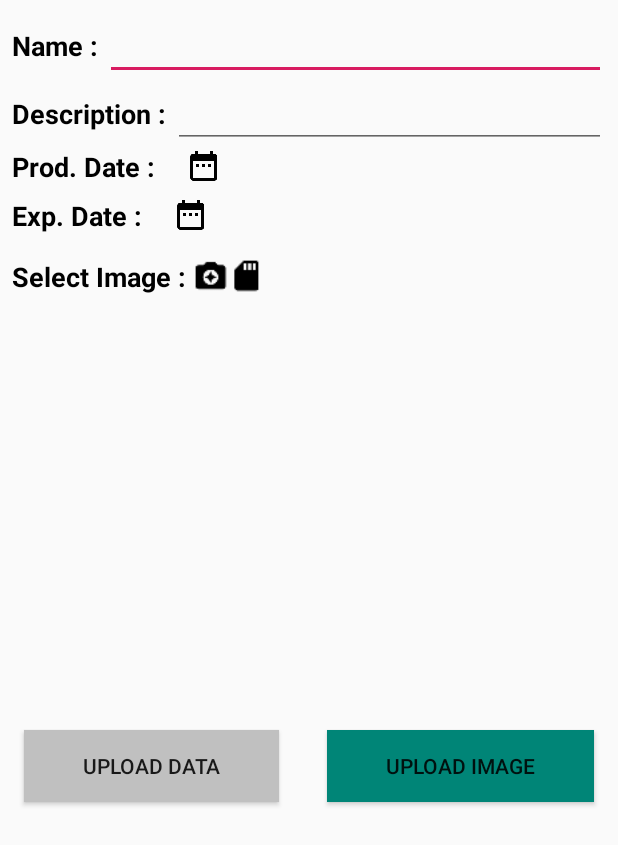
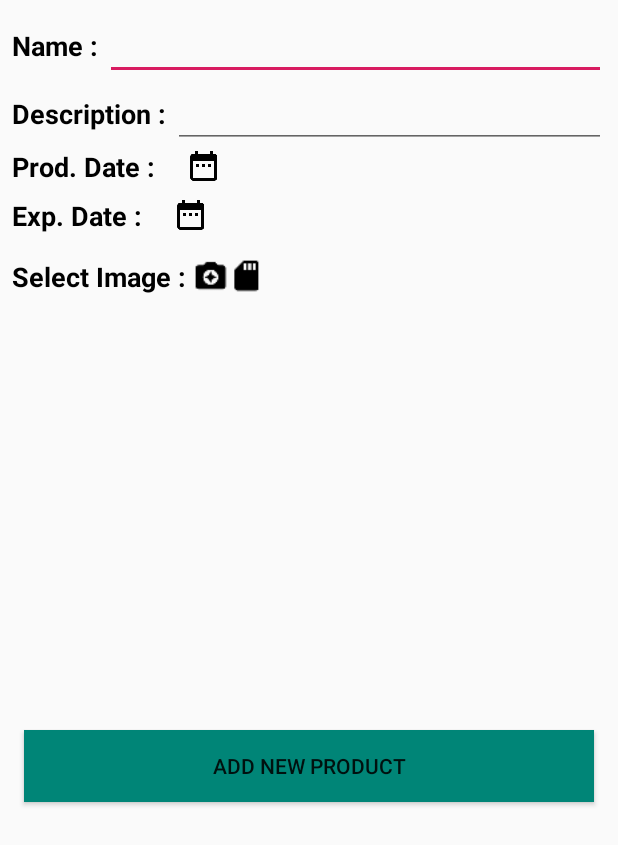
Before and after one commit to Jamal-Alkelani/Android-Store-App, an Android app: the screen it shows after launch (AddProduct), after a tap on "Add Product", on a phone screen of 412 x 824 dp. Shown: the top 845 px of the screen. Run offline under Robolectric (Android 15) with nearby library versions, the phone set to English and light mode, and no system bars; pictures from the network do not load.

Commit message:
new commit

```diff
--- a/app/build.gradle
+++ b/app/build.gradle
@@ -34,4 +34,6 @@ dependencies {
     //my imports
     implementation 'com.github.ybq:Android-SpinKit:1.2.0'
     implementation 'com.android.support:design:28.0.0'
+    implementation 'com.github.bumptech.glide:glide:4.9.0'
+    annotationProcessor 'com.github.bumptech.glide:compiler:4.9.0'
 }
--- a/app/src/main/java/com/example/mobile_homework/AddProduct.java
+++ b/app/src/main/java/com/example/mobile_homework/AddProduct.java
@@ -3,6 +3,7 @@ package com.example.mobile_homework;
 import android.app.DatePickerDialog;
 import android.content.Intent;
 import android.graphics.Bitmap;
+import android.graphics.drawable.BitmapDrawable;
 import android.net.Uri;
 import android.os.Build;
 import android.provider.MediaStore;
@@ -10,21 +11,26 @@ import android.support.v7.app.AppCompatActivity;
 import android.os.Bundle;
 import android.util.Log;
 import android.view.View;
-import android.widget.DatePicker;
-import android.widget.ImageView;
-import android.widget.TextView;
-import android.widget.Toast;
+import android.widget.*;
+import com.example.mobile_homework.utilities.NetworkHandler;
 
 public class AddProduct extends AppCompatActivity {
 
     ImageView previewImage;
     private boolean canEdit=true;
+    EditText name,desc;
+    TextView PDate,EDate;
+    RelativeLayout process_action;
     @Override
     protected void onCreate(Bundle savedInstanceState) {
         super.onCreate(savedInstanceState);
         setContentView(R.layout.activity_add_product);
 
-
+        name=findViewById(R.id.et_name_details);
+        desc=findViewById(R.id.et_description_details);
+        PDate=findViewById(R.id.dp_prodDate_details);
+        EDate=findViewById(R.id.dp_expDate_details);
+        process_action=findViewById(R.id.process_action);
 
         findViewById(R.id.iv_expDatePicker_details).setOnClickListener(new View.OnClickListener() {
             @Override
@@ -56,6 +62,35 @@ public class AddProduct extends AppCompatActivity {
                 pickImage();
             }
         });
+
+        findViewById(R.id.btn_uploadData_addProduct).setOnClickListener(new View.OnClickListener() {
+            @Override
+            public void onClick(View view) {
+                String []photo=new String[2];
+                photo[0]="some NAmes";
+                Product product=new Product("-1",name.getText().toString(),desc.getText().toString(),
+                        PDate.getText().toString(),EDate.getText().toString(),photo);
+                previewImage.invalidate();
+                BitmapDrawable drawable = (BitmapDrawable) previewImage.getDrawable();
+                Bitmap bitmap = drawable.getBitmap();
+                product.setImage(bitmap);
+
+
+
+                NetworkHandler networkHandler=new NetworkHandler(getApplicationContext());
+                networkHandler.addProduct(product);
+                process_action.setVisibility(View.VISIBLE);
+            }
+        });
+
+//        findViewById(R.id.btn_uploadImage_addProduct).setOnClickListener(new View.OnClickListener() {
+//            @Override
+//            public void onClick(View view) {
+//
+////                NetworkHandler networkHandler=new NetworkHandler();
+////                networkHandler.UploadImage(product);
+//            }
+//        });
     }
 
     public void pickImage() {
--- a/app/src/main/java/com/example/mobile_homework/MainActivity.java
+++ b/app/src/main/java/com/example/mobile_homework/MainActivity.java
@@ -1,50 +1,91 @@
 package com.example.mobile_homework;
 
+import android.content.Context;
 import android.content.Intent;
+import android.graphics.Bitmap;
+
 import android.support.v7.app.AppCompatActivity;
 import android.os.Bundle;
-import android.view.Menu;
-import android.view.MenuInflater;
-import android.view.MenuItem;
-import android.view.View;
+import android.view.*;
 import android.widget.AdapterView;
+import android.widget.LinearLayout;
 import android.widget.ListView;
 import android.support.v7.widget.Toolbar;
 import com.example.mobile_homework.Adapters.ProductListAdapter;
 import com.example.mobile_homework.utilities.NetworkHandler;
-import com.github.ybq.android.spinkit.SpinKitView;
 
-import java.util.ArrayList;
+import java.io.ByteArrayOutputStream;
 import java.util.List;
 
-class MainActivity extends AppCompatActivity {
+public class MainActivity extends AppCompatActivity {
 
-    private ListView lv_products;
-    private SpinKitView spinKit;
+    static ListView lv_products;
+    static LinearLayout spinKit;
+    public static ProductListAdapter adapter;
+    Context mContext;
+
+
+
     @Override
     public void onCreate(Bundle savedInstanceState) {
         super.onCreate(savedInstanceState);
         setContentView(R.layout.activity_main);
-        lv_products=findViewById(R.id.lv_products);
-        spinKit=findViewById(R.id.spin_kit);
+        mContext = this;
 
-        ProductListAdapter adapter=new ProductListAdapter(this,generateFakeData());
+        lv_products = findViewById(R.id.lv_products);
+        spinKit = findViewById(R.id.spin_kit);
+
+        adapter = new ProductListAdapter(this, null);
         lv_products.setAdapter(adapter);
 
-        Toolbar toolbar=findViewById(R.id.tool_bar);
+        Toolbar toolbar = findViewById(R.id.tool_bar);
+        toolbar.setTitle("Pal Shop");
         setSupportActionBar(toolbar);
-        spinKit.setVisibility(View.GONE);
-        lv_products.setVisibility(View.VISIBLE);
 
         lv_products.setOnItemClickListener(new AdapterView.OnItemClickListener() {
             @Override
             public void onItemClick(AdapterView<?> adapterView, View view, int i, long l) {
-                startActivity(new Intent(getApplicationContext(),Details.class));
+                Intent intent=new Intent(getApplicationContext(), Details.class);
+                Product product=adapter.getData(i);
+                intent.putExtra(Details.NAME,product.getName());
+                intent.putExtra(Details.DESCRIPTION,product.getName());
+                intent.putExtra(Details.PDATE,product.getProduction_date());
+                intent.putExtra(Details.EDATE,product.getExpiration_date());
+                intent.putExtra(Details.PID,product.getId());
+                intent.putExtra(Details.IMAGE,product.getPhoto()[1]);
+//                ByteArrayOutputStream stream = new ByteArrayOutputStream();
+//                adapter.getData(i).getImage().compress(Bitmap.CompressFormat.PNG, 100, stream);
+//                byte[] byteArray = stream.toByteArray();
+//                intent.putExtra(Details.IMAGE,byteArray);
+                startActivity(intent);
             }
         });
 
-        NetworkHandler networkHandler=new NetworkHandler();
+
+        NetworkHandler networkHandler = new NetworkHandler(mContext);
         networkHandler.loadData();
+
+
+    }
+
+    @Override
+    protected void onResume() {
+        super.onResume();
+        lv_products.setVisibility(View.GONE);
+        spinKit.setVisibility(View.VISIBLE);
+        NetworkHandler networkHandler = new NetworkHandler(this);
+        networkHandler.loadData();
+    }
+
+    public static void setAdapter(List<Product> data) {
+        if (data.size()==0){
+
+        }else{
+            adapter.setData(data);
+            adapter.notifyDataSetChanged();
+            lv_products.setVisibility(View.VISIBLE);
+            spinKit.setVisibility(View.GONE);
+        }
 
     }
 
@@ -59,29 +100,14 @@ class MainActivity extends AppCompatActivity {
 
     @Override
     public boolean onOptionsItemSelected(MenuItem item) {
-        if(item.getItemId()==R.id.mi_addProduct){
-            startActivity(new Intent(this,AddProduct.class));
+        if (item.getItemId() == R.id.mi_addProduct) {
+            startActivity(new Intent(this, AddProduct.class));
         }
         return true;
 
 
     }
 
-    List<Product> generateFakeData(){
-        ArrayList<Product> fakeData=new ArrayList<Product>();
-        String x[]=new String[2];
-        x[0]="asd";
-        x[1]="asd";
-        for (int i=0;i<15;i++){
-            Product product=new Product("123","Laptop","The Ultimate new brand of Lenovo Gaming Laptop" +
-                    "With the latest features","5-5-2017","none",new String[2]);
-            fakeData.add(product);
-        }
 
-        return fakeData;
-    }
 
-    boolean loadData(){
-        return false;
-    }
 }
--- a/app/src/main/java/com/example/mobile_homework/utilities/JSONHandler.java
+++ b/app/src/main/java/com/example/mobile_homework/utilities/JSONHandler.java
@@ -1,4 +1,54 @@
 package com.example.mobile_homework.utilities;
 
+import android.util.Log;
+import com.example.mobile_homework.Product;
+import org.json.JSONArray;
+import org.json.JSONException;
+import org.json.JSONObject;
+
+import java.util.ArrayList;
+import java.util.List;
+
 public class JSONHandler {
+
+    final String DATA="data";
+    final String STATUS_MSG="Products uploadedb successfully";
+    public List<Product> convertJSONToProductObject(String jsonString){
+        List<Product> list=new ArrayList<>();
+        boolean status=false;
+        try {
+            JSONObject jsonObject = new JSONObject(jsonString);
+            JSONArray data=jsonObject.getJSONArray(DATA);
+            for(int i = 0; i < data.length(); i++){
+                JSONObject productRecord = data.getJSONObject(i);
+
+                if (i==data.length()-1){
+                    if(productRecord.get("status").equals(STATUS_MSG)){
+                        status=true;
+                        break;
+                    }
+                }
+
+                String PID=productRecord.get("PID").toString();
+                String name=productRecord.get("name").toString();
+                String desc=productRecord.get("description").toString();
+                String production_date=productRecord.get("production_date").toString();
+                String expiration_date=productRecord.get("expiration_date").toString();
+                String image_name=productRecord.get("image_name").toString();
+                String location="https://sbda.000webhostapp.com/Mobile_HW_ServerSide/images/"+productRecord.get("location").toString()+".png";
+
+                String photo[]=new String[2];
+                photo[0]=image_name;
+                photo[1]=location;
+                Product product=new Product(PID,name,desc,production_date,expiration_date,photo);
+                list.add(product);
+            }
+
+        } catch (JSONException e) {
+            e.printStackTrace();
+        }
+
+
+        return list;
+    }
 }
--- a/app/src/main/java/com/example/mobile_homework/utilities/NetworkHandler.java
+++ b/app/src/main/java/com/example/mobile_homework/utilities/NetworkHandler.java
@@ -1,27 +1,41 @@
 package com.example.mobile_homework.utilities;
 
+import android.content.Context;
+import android.content.Intent;
+import android.graphics.Bitmap;
 import android.os.AsyncTask;
 import android.util.Log;
-import android.widget.Toast;
+import android.view.View;
+import com.example.mobile_homework.Details;
+import com.example.mobile_homework.MainActivity;
 import com.example.mobile_homework.Product;
 import org.json.JSONException;
 import org.json.JSONObject;
 
+import java.io.ByteArrayOutputStream;
 import java.io.DataOutputStream;
 import java.io.InputStream;
 import java.io.InputStreamReader;
 import java.net.HttpURLConnection;
 import java.net.URL;
+import java.util.Base64;
 import java.util.List;
 
 public class NetworkHandler {
 
-
-    private final String URL = "10.0.2.2/HW/phpserver.php";
+//    https://sbda.000webhostapp.com/Mobile_HW_ServerSide/phpserver.php
+    private final String URL = "https://sbda.000webhostapp.com/Mobile_HW_ServerSide/test.php";
+    private Context mContext;
+    String action;
+    public NetworkHandler(Context context) {
+        mContext=context;
+    }
 
     private JSONObject buildAction(String action, Product productٍ) {
+        action=action;
         JSONObject jsonAction = new JSONObject();
         try {
+
             jsonAction.put("action", action);
             switch (action) {
                 case "AddProduct":
@@ -31,6 +45,7 @@ public class NetworkHandler {
                     jsonAction.put("EDate", productٍ.getExpiration_date());
                     jsonAction.put("PDate", productٍ.getProduction_date());
                     jsonAction.put("image_name", productٍ.getPhoto()[0]); //photo name
+                    jsonAction.put("image_data",convertImageToString(productٍ.getImage()));
                     break;
                 case "UpdateProduct":
                     jsonAction.put("PID", productٍ.getId());
@@ -42,8 +57,19 @@ public class NetworkHandler {
 
                     break;
                 case "DeleteProduct":
+                    Log.e("aa",productٍ.getId());
                     jsonAction.put("PID", productٍ.getId());
                     break;
+
+                case "GetImage":
+                    jsonAction.put("image_name",productٍ.getPhoto()[0]);
+                    break;
+
+                case "SendImage":
+                    jsonAction.put("PID",productٍ.getId());
+                    jsonAction.put("image",convertImageToString(productٍ.getImage()));
+                    break;
+
                 default:
                     break;
             }
@@ -71,11 +97,32 @@ public class NetworkHandler {
         return true;
     }
 
-    public String loadData() {
+    public void loadData() {
         JSONObject action = buildAction("ReadProducts",null);
         new SendDeviceDetails().execute(URL, action.toString());
+    }
 
+    public Bitmap loadImage(Product product){
+        JSONObject action = buildAction("GetImage",product);
+        new SendDeviceDetails().execute(URL, action.toString());
         return null;
+    }
+
+    public boolean UploadImage(Product product){
+        JSONObject action = buildAction("SendImage",product);
+        new SendDeviceDetails().execute(URL, action.toString());
+        return true;
+    }
+
+    private String convertImageToString(Bitmap bitmap){
+        ByteArrayOutputStream stream = new ByteArrayOutputStream();
+        bitmap.compress(Bitmap.CompressFormat.PNG, 90, stream); //compress to which format you want.
+        byte [] byte_arr = stream.toByteArray();
+        String image_str = null;
+        if (android.os.Build.VERSION.SDK_INT >= android.os.Build.VERSION_CODES.O) {
+            image_str = Base64.getEncoder().encodeToString(byte_arr);
+        }
+        return image_str;
     }
 
     private class SendDeviceDetails extends AsyncTask<String, Void, String> {
@@ -87,9 +134,12 @@ public class NetworkHandler {
 
             HttpURLConnection httpURLConnection = null;
             try {
-                Log.e("xx","inside Async Task... URL = "+params[0]);
+                Log.e("xx","inside Async Task... URL = "+params[1]);
 
-                httpURLConnection = (HttpURLConnection) new URL(params[0]).openConnection();
+
+                URL url=new URL(URL);
+
+                httpURLConnection = (HttpURLConnection) url.openConnection();
                 httpURLConnection.setConnectTimeout(15000);
                 httpURLConnection.setReadTimeout(15000);
                 Log.e("xx","connection opened");
@@ -97,10 +147,11 @@ public class NetworkHandler {
                 httpURLConnection.setRequestMethod("POST");
 
                 httpURLConnection.setDoOutput(true);
+                DataOutputStream wr = new DataOutputStream(httpURLConnection.getOutputStream());
+                Log.e("xx","finished");
 
-                DataOutputStream wr = new DataOutputStream(httpURLConnection.getOutputStream());
-                wr.writeBytes("PostData=" + params[1]);
-                Log.e("xx","writing data");
+                wr.writeBytes("" + params[1]);
+
 
                 wr.flush();
                 wr.close();
@@ -114,15 +165,15 @@ public class NetworkHandler {
                     inputStreamData = inputStreamReader.read();
                     data += current;
                 }
+
             } catch (Exception e) {
                 e.printStackTrace();
             } finally {
-//                if (httpURLConnection != null) {
-//                    httpURLConnection.disconnect();
-//                }
+                if (httpURLConnection != null) {
+                    httpURLConnection.disconnect();
+                }
             }
 
-            Log.e("xx",data);
             return data;
         }
 
@@ -130,6 +181,16 @@ public class NetworkHandler {
         protected void onPostExecute(String result) {
             super.onPostExecute(result);
             Log.e("TAG", result); // this is expecting a response code to be sent from your server upon receiving the POST data
+            JSONHandler jsonHandler=new JSONHandler();
+            List<Product> products=jsonHandler.convertJSONToProductObject(result);
+            MainActivity.setAdapter(products);
+            if(action!=null){
+                if(action.equals("UpdateProduct") || action.equals("DeleteProduct"))
+                    Details.process_action.setVisibility(View.GONE);
+            }
+
+
+
         }
     }
 }
--- a/app/src/main/res/layout/activity_add_product.xml
+++ b/app/src/main/res/layout/activity_add_product.xml
@@ -6,7 +6,12 @@
         android:layout_height="match_parent"
         tools:context=".AddProduct">
 
+    <FrameLayout
 
+            android:layout_width="match_parent"
+            android:layout_height="match_parent">
+
+        <RelativeLayout android:layout_width="match_parent" android:layout_height="match_parent">
             <include android:id="@+id/prodData" layout="@layout/product_details"/>
 
             <LinearLayout
@@ -15,19 +20,23 @@
                     android:orientation="horizontal"
                     android:layout_height="wrap_content">
 
-        <Button android:layout_width="wrap_content"
-                android:text="Upload Data"
+                <Button
+                        android:id="@+id/btn_uploadData_addProduct"
+                        android:layout_width="wrap_content"
+                        android:text="Add new Product"
                         android:layout_margin="16dp"
                         android:layout_weight="1"
-                android:background="@color/silver"
+                        android:background="@color/colorPrimary"
                         android:layout_height="wrap_content"/>
 
-        <Button android:layout_width="wrap_content"
-                android:text="Upload Image"
-                android:background="@color/colorPrimary"
-                android:layout_margin="16dp"
-                android:layout_weight="1"
-                android:layout_height="wrap_content"/>
+                <!--<Button-->
+                <!--android:id="@+id/btn_uploadImage_addProduct"-->
+                <!--android:layout_width="wrap_content"-->
+                <!--android:text="Upload Image"-->
+                <!--android:background="@color/colorPrimary"-->
+                <!--android:layout_margin="16dp"-->
+                <!--android:layout_weight="1"-->
+                <!--android:layout_height="wrap_content"/>-->
             </LinearLayout>
 
             <LinearLayout
@@ -65,5 +74,27 @@
                     tools:src="@drawable/ic_launcher_background"
                     android:scaleType="centerCrop"
                     android:layout_margin="8dp"/>
+        </RelativeLayout>
+
+        <RelativeLayout
+                android:visibility="gone"
+                android:id="@+id/process_action"
+                android:layout_width="match_parent"
+                android:layout_height="match_parent">
+            <ImageView
+
+                    android:src="#90000000"
+                    android:scaleType="centerCrop"
+                    android:layout_width="match_parent"
+                    android:layout_height="match_parent"/>
+
+            <ProgressBar
+                    android:layout_centerVertical="true"
+                    android:layout_centerHorizontal="true"
+                    android:layout_width="wrap_content"
+                    android:layout_height="wrap_content"/>
+        </RelativeLayout>
+    </FrameLayout>
+
 
 </RelativeLayout>
--- a/app/src/main/res/values/styles.xml
+++ b/app/src/main/res/values/styles.xml
@@ -4,7 +4,7 @@
     <style name="AppTheme" parent="Theme.AppCompat.Light.NoActionBar">
         <!-- Customize your theme here. -->
         <item name="colorPrimary">@color/glass</item>
-        <item name="colorPrimaryDark">@color/glass</item>
+        <item name="colorPrimaryDark">@color/darker_glass</item>
         <item name="colorAccent">@color/colorAccent</item>
     </style>
 
```
Also changed, not shown: app/src/main/java/com/example/mobile_homework/Adapters/ProductListAdapter.java (+27 -2 lines), app/src/main/java/com/example/mobile_homework/Details.java (+82 -18 lines), app/src/main/java/com/example/mobile_homework/Product.java (+14 -0 lines), app/src/main/res/layout/activity_details.xml (+37 -5 lines), app/src/main/res/layout/activity_main.xml (+27 -7 lines), app/src/main/res/drawable-hdpi/error404.png (added), app/src/main/res/drawable-mdpi/error404.png (added), app/src/main/res/drawable-xhdpi/error404.png (added), app/src/main/res/drawable-xxhdpi/error404.png (added), app/src/main/res/drawable-xxxhdpi/error404.png (added). Lines whose indentation alone changed are shown as unchanged.
